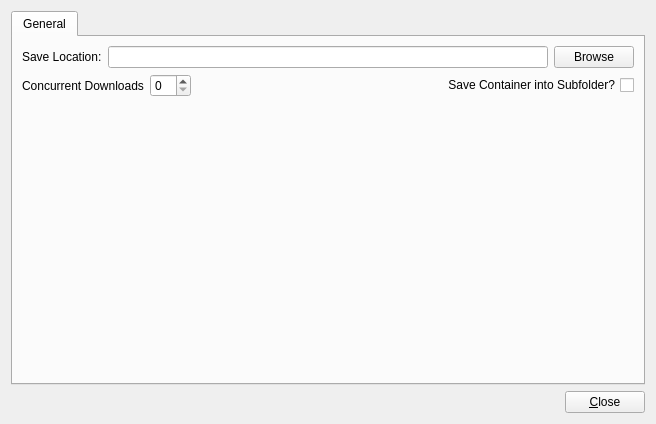
This is windowsettings.ui in Mydayyy/MediaDownloader as Qt 5 draws it before an edit. The edited form follows.
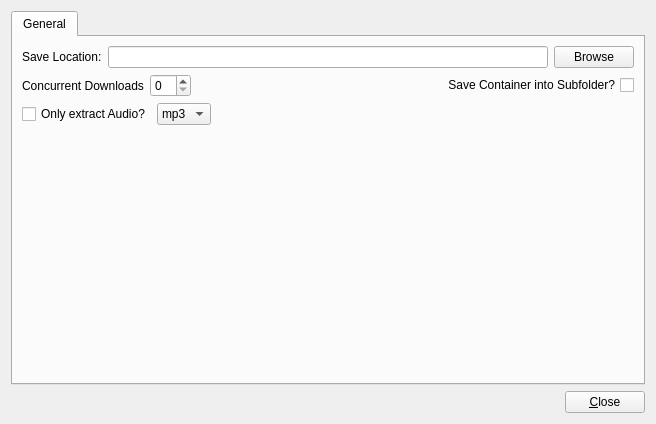
This is the edited form.

```diff
--- a/windowsettings.ui
+++ b/windowsettings.ui
@@ -93,6 +93,39 @@
          </item>
         </layout>
        </item>
+       <item>
+        <layout class="QHBoxLayout" name="horizontalLayout_5">
+         <item>
+          <widget class="QCheckBox" name="checkboxOnlyAudio">
+           <property name="text">
+            <string>Only extract Audio?</string>
+           </property>
+          </widget>
+         </item>
+         <item>
+          <widget class="QComboBox" name="comboAudioFormat">
+           <item>
+            <property name="text">
+             <string>mp3</string>
+            </property>
+           </item>
+          </widget>
+         </item>
+         <item>
+          <spacer name="horizontalSpacer_3">
+           <property name="orientation">
+            <enum>Qt::Horizontal</enum>
+           </property>
+           <property name="sizeHint" stdset="0">
+            <size>
+             <width>40</width>
+             <height>20</height>
+            </size>
+           </property>
+          </spacer>
+         </item>
+        </layout>
+       </item>
        <item>
         <spacer name="verticalSpacer">
          <property name="orientation">
```
